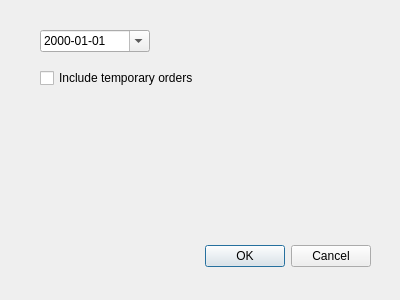
This is date_filter_dialog_base.ui in tlh22/TOMs as Qt 5 draws it before an edit. The edited form follows.
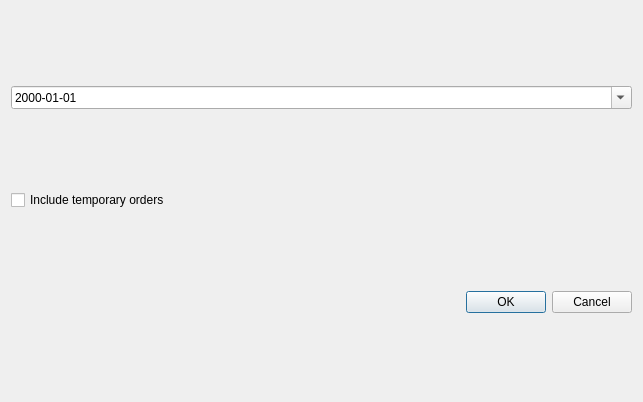
This is the edited form.

Commit message:
Use a layout in the date_filter_dialog
References #3

The edit to the form file:
```diff
--- a/date_filter_dialog_base.ui
+++ b/date_filter_dialog_base.ui
@@ -6,38 +6,16 @@
    <rect>
     <x>0</x>
     <y>0</y>
-    <width>400</width>
-    <height>300</height>
+    <width>643</width>
+    <height>402</height>
    </rect>
   </property>
   <property name="windowTitle">
    <string>Test5</string>
   </property>
-  <widget class="QDialogButtonBox" name="button_box">
-   <property name="geometry">
-    <rect>
-     <x>30</x>
-     <y>240</y>
-     <width>341</width>
-     <height>32</height>
-    </rect>
-   </property>
-   <property name="orientation">
-    <enum>Qt::Horizontal</enum>
-   </property>
-   <property name="standardButtons">
-    <set>QDialogButtonBox::Cancel|QDialogButtonBox::Ok</set>
-   </property>
-  </widget>
+  <layout class="QGridLayout" name="gridLayout">
+   <item row="0" column="0">
   <widget class="QDateEdit" name="filterDate">
-   <property name="geometry">
-    <rect>
-     <x>40</x>
-     <y>30</y>
-     <width>110</width>
-     <height>22</height>
-    </rect>
-   </property>
    <property name="displayFormat">
     <string>yyyy-MM-dd</string>
    </property>
@@ -45,19 +23,25 @@
     <bool>true</bool>
    </property>
   </widget>
+   </item>
+   <item row="1" column="0">
   <widget class="QCheckBox" name="includeTempOrders">
-   <property name="geometry">
-    <rect>
-     <x>40</x>
-     <y>70</y>
-     <width>161</width>
-     <height>16</height>
-    </rect>
-   </property>
    <property name="text">
     <string>Include temporary orders</string>
    </property>
   </widget>
+   </item>
+   <item row="2" column="0">
+    <widget class="QDialogButtonBox" name="button_box">
+     <property name="orientation">
+      <enum>Qt::Horizontal</enum>
+     </property>
+     <property name="standardButtons">
+      <set>QDialogButtonBox::Cancel|QDialogButtonBox::Ok</set>
+     </property>
+    </widget>
+   </item>
+  </layout>
  </widget>
  <resources/>
  <connections>
```
Lines whose indentation alone changed are shown as unchanged.
